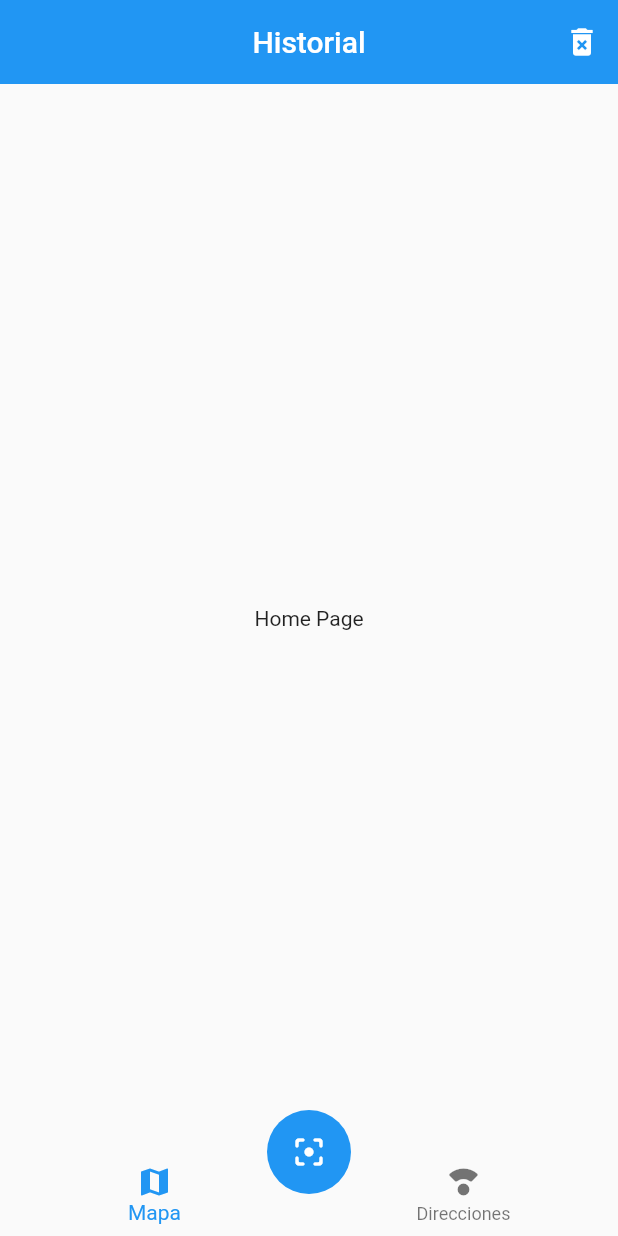
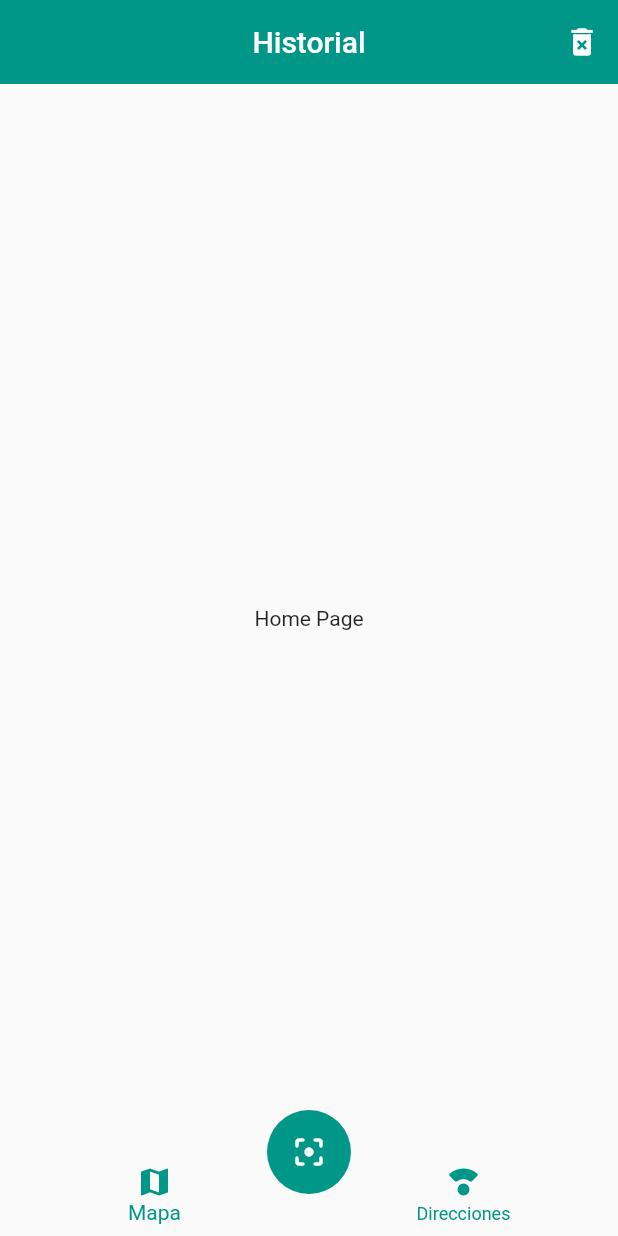
Before and after one commit to ddienu/QR-Reader, a Flutter app: the screen it shows after launch, on a phone screen of 412 x 824 dp. Run offline on Flutter 3.47's test engine with Material 2 defaults, Android fonts, the phone set to English and light mode, and no system bars.

Commit message:
Update: Custom navigationbar page, update: Main page.
Update main page with the background app bar color and the floating action button color as well in the custom navigation bar the selected and unselected item color.

```diff
--- a/lib/main.dart
+++ b/lib/main.dart
@@ -8,12 +8,21 @@ class MyApp extends StatelessWidget {
   @override
   Widget build(BuildContext context) {
     return MaterialApp(
+      debugShowCheckedModeBanner: false,
       title: 'QR Reader',
       initialRoute: 'home',
       routes: {
         'home': (BuildContext ) => HomePage(),
         'mapa': (Buildcontext ) => MapaPage(),
       },
+      theme: ThemeData(
+        appBarTheme: AppBarTheme(
+          backgroundColor: Colors.teal,
+        ),
+        floatingActionButtonTheme: FloatingActionButtonThemeData(
+          backgroundColor: Colors.teal,
+        )
+      ),
     );
   }
 }
--- a/lib/src/pages/Widgets/custom_navigatorbar.dart
+++ b/lib/src/pages/Widgets/custom_navigatorbar.dart
@@ -7,6 +7,8 @@ class CustomNavigationBar extends StatelessWidget {
   @override
   Widget build(BuildContext context) {
     return BottomNavigationBar(
+      selectedItemColor: Colors.teal,
+      unselectedItemColor: Colors.teal,
       elevation: 0,
       items: [
         BottomNavigationBarItem(
```
